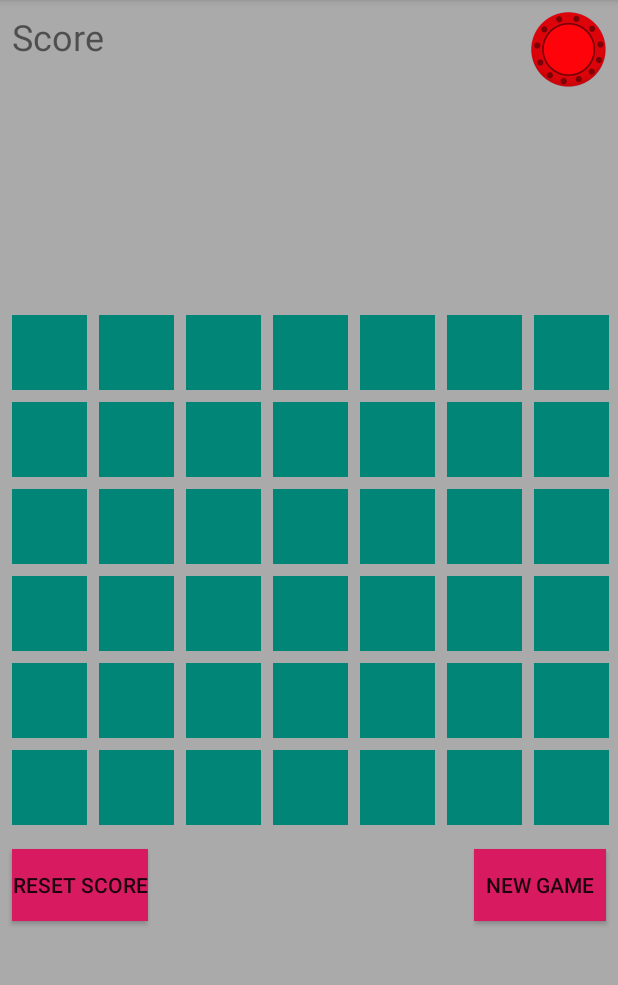
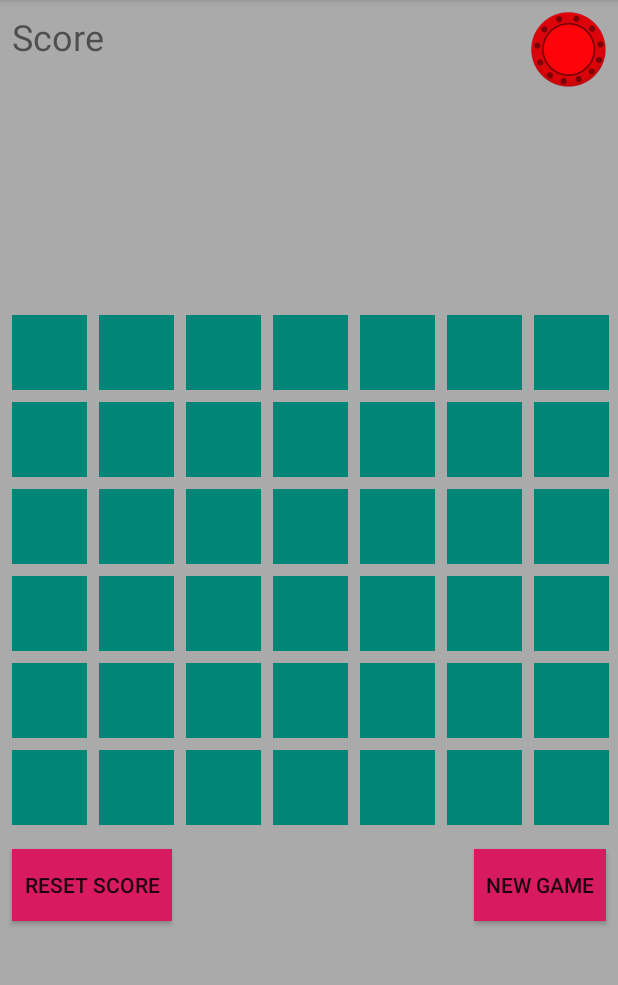
Before and after one commit to ballr73/ConnectFour, an Android app: the screen it shows after launch (MainActivity), on a phone screen of 412 x 824 dp, the part 84-1069 px from its top. Run offline under Robolectric (Android 15) with nearby library versions, the phone set to English and light mode, and no system bars.

Commit message:
padding on reset score button

```diff
--- a/app/src/main/res/layout/activity_main.xml
+++ b/app/src/main/res/layout/activity_main.xml
@@ -582,6 +582,7 @@
 
     <Button
         android:id="@+id/restSoreButton"
+        android:padding="@dimen/default_gap"
         android:layout_width="wrap_content"
         android:layout_height="wrap_content"
         android:layout_marginStart="8dp"
```
